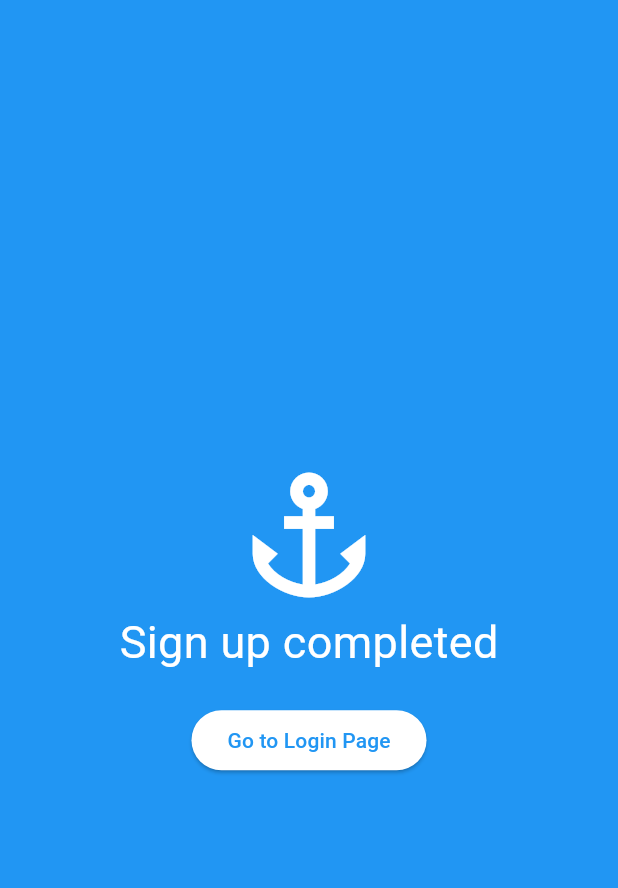
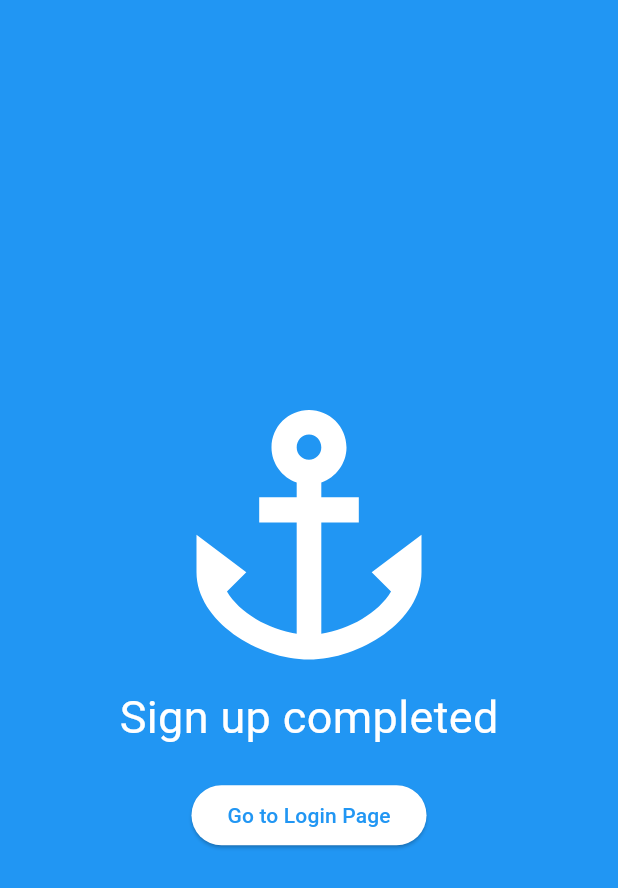
Before and after one commit to mohamed17803/waterriderdemo, a Flutter app: the SignUpVerificationScreen screen opened by its route, on a phone screen of 412 x 824 dp. Shown: the top 888 px of the screen. Run offline on Flutter 3.47's test engine with Material 3 defaults, Android fonts, the phone set to English and light mode, and no system bars; our stand-ins replace firebase_core, font_awesome_flutter; accounts and stored records are empty; Roboto replaces fonts that are missing (Pacifico).

Commit message:
SCRUM-55 git commit -m "SCRUM-55 <Done By MS17>"

```diff
--- a/lib/screens/signupverification_screen.dart
+++ b/lib/screens/signupverification_screen.dart
@@ -16,7 +16,7 @@ class SignUpVerificationScreen extends StatelessWidget {
               const Icon( // Ship wheel icon similar to that in the image
                 Icons.anchor,
                 color: Colors.white,
-              size: 100.0,
+                size: 200.0,
               ),
 
               // Text displaying "Sign up completed"
```
Lines whose indentation alone changed are shown as unchanged.
